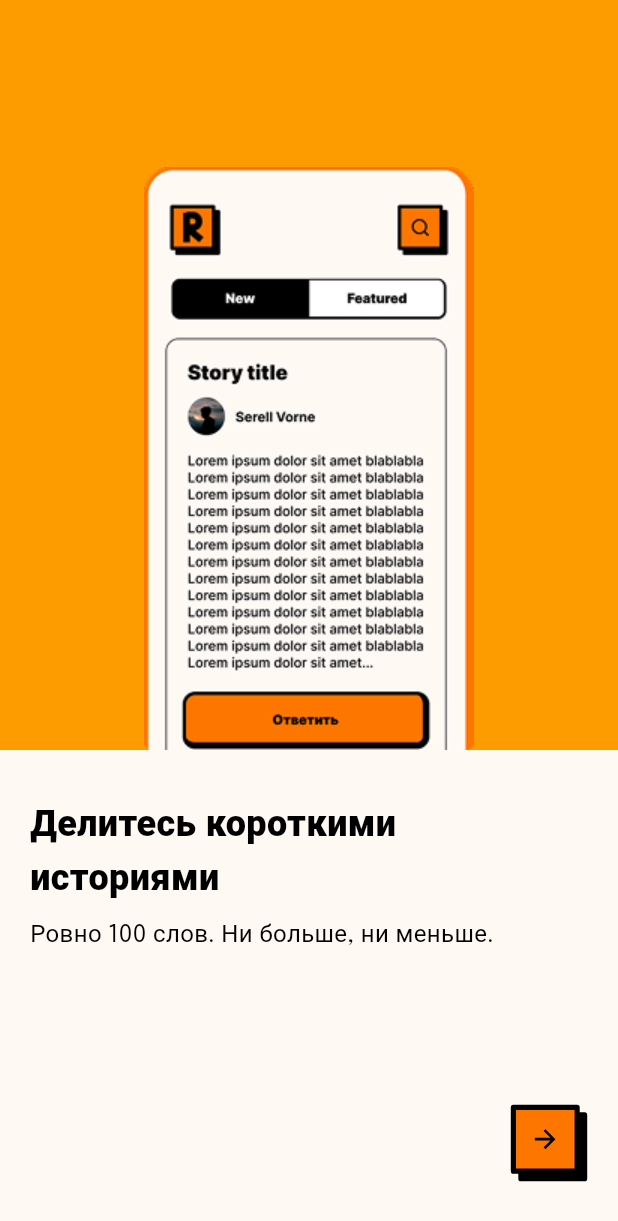
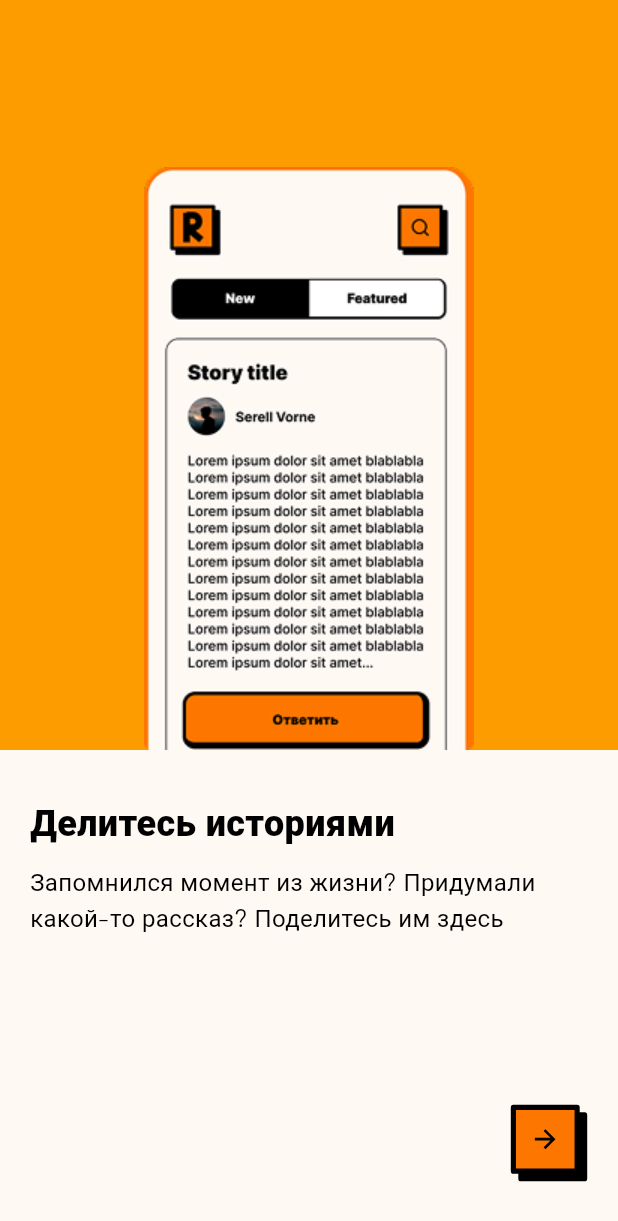
Before and after one commit to srxrell/ravell_flutter, a Flutter app: the screen it shows after launch, on a phone screen of 412 x 824 dp. Shown: the top 1221 px of the screen. Run offline on Flutter 3.47's test engine with Material 3 defaults, Android fonts, the phone set to English and light mode, and no system bars; drawn by our look-alikes of showcaseview; our stand-ins replace cached_network_image, dio, equatable, flutter_bloc, flutter_local_notifications, flutter_markdown and 11 more; missing offline and left inert: dart_openai, onesignal_flutter; accounts and stored records are empty; project files that could hold a hidden picture were left out.

Commit message:
new update 1.1

```diff
--- a/lib/l10n/l10n.dart
+++ b/lib/l10n/l10n.dart
@@ -168,8 +168,8 @@ class L10n {
     'unknown': 'Неизвестно',
     'influence_list': 'Доска почета',
     'start': 'Начать',
-    'onboarding_title_1': 'Делитесь короткими историями',
-    'onboarding_subtitle_1': 'Ровно 100 слов. Ни больше, ни меньше.',
+    'onboarding_title_1': 'Делитесь историями',
+    'onboarding_subtitle_1': 'Запомнился момент из жизни? Придумали какой-то рассказ? Поделитесь им здесь',
     'onboarding_title_2': 'Создавайте эмоции',
     'information_updates': 'Приложение и обновления',
     'moderation_settings': "Настройки модерации",
--- a/lib/screens/story_detail.dart
+++ b/lib/screens/story_detail.dart
@@ -304,11 +304,11 @@ class _StoryDetailPageState extends State<StoryDetailPage> {
 
 
   Future<void> _shareStory() async {
-    final String shareUrl = 'https://ravell.wasmer.app/story/${_currentStory.id}';
+    final String shareUrl = 'https://ravell.wasmer.app/';
 
     // 1. Сначала открываем нативный диалог шаринга (не блокируем UI)
     Share.share(
-      '${_currentStory.title}\n\nЧитай продолжение в ReadReels: $shareUrl',
+      '${_currentStory.title}\n\n${_currentStory.content}\n\nЧитай больше историй в Ravell: $shareUrl',
       subject: _currentStory.title,
     );
 
```
